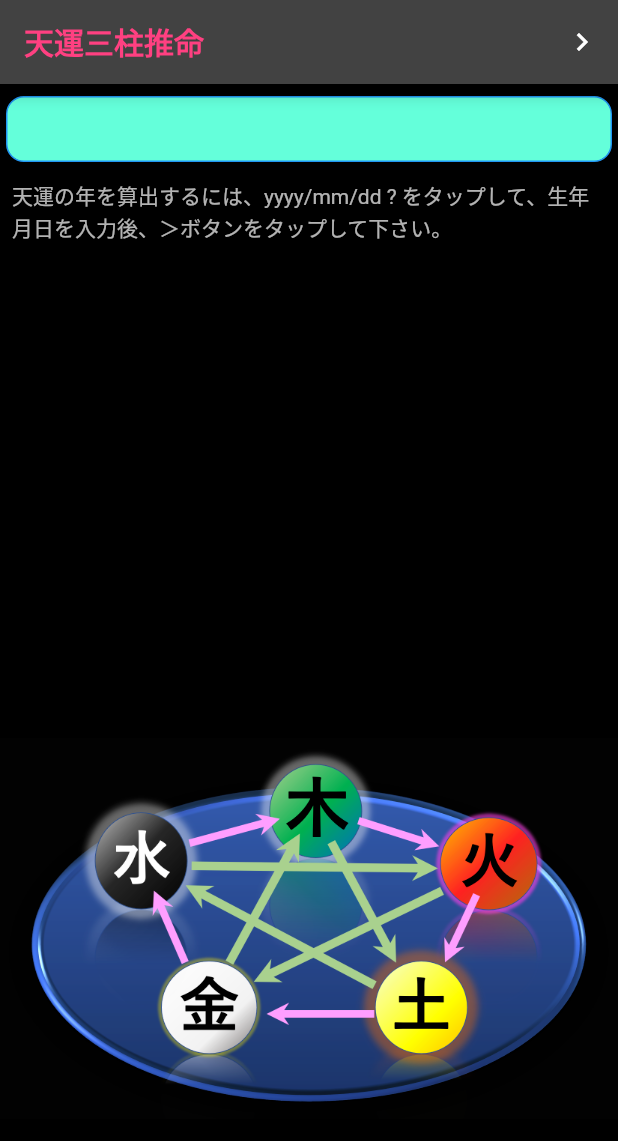
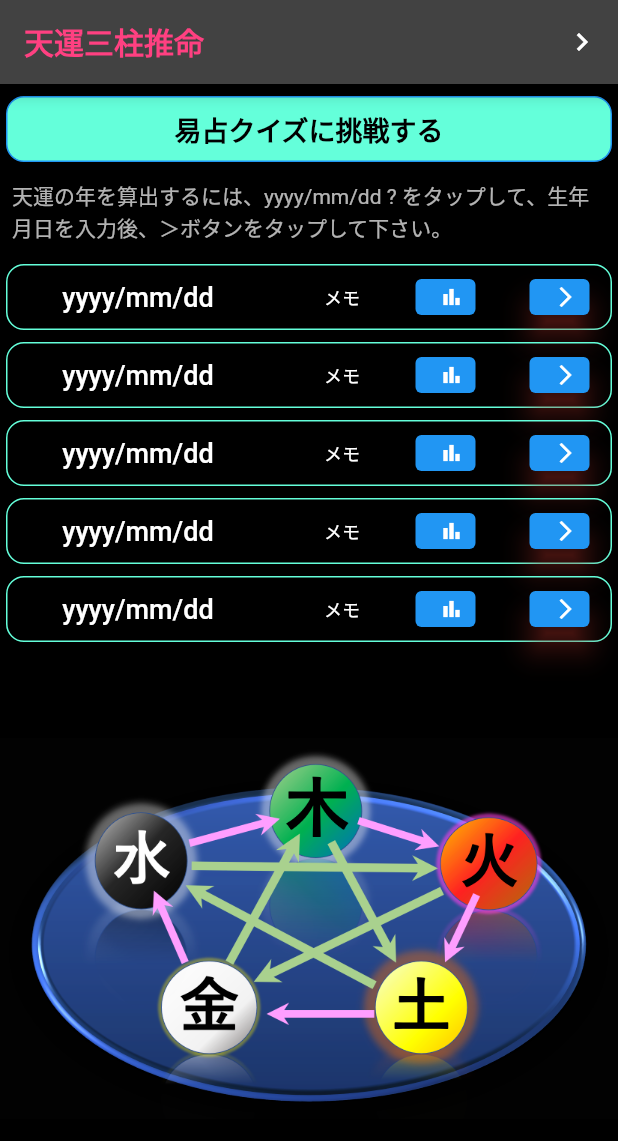
Before and after one commit to okatoku331/sanchu4, a Flutter app: the screen it shows after launch, on a phone screen of 412 x 824 dp. Shown: the top 1141 px of the screen. Run offline on Flutter 3.47's test engine with Material 2 defaults, Android fonts, the light colour scheme and no system bars.

Commit message:
第5版　ホームページUIを作成（2022.6.20 20:58)

```diff
--- a/lib/main.dart
+++ b/lib/main.dart
@@ -53,13 +53,12 @@ class _MyHomePageState extends State<MyHomePage> {
             icon: const Icon(Icons.navigate_next),
             tooltip: 'Next page',
             onPressed: () {
-              //TODO
+              //ToDo アップデート情報ページに飛ぶ
             },
           ),
         ],
       ),
-      body: Container(
-        child: Center(
+      body: Center(
         child: Column(
           mainAxisAlignment: MainAxisAlignment.start,
           children: [
@@ -77,11 +76,29 @@ class _MyHomePageState extends State<MyHomePage> {
                       color: Colors.blue,
                       width: 1.0,
                     )),
+                child: Row(
+                  mainAxisAlignment: MainAxisAlignment.center,
+                  children: [
+                    TextButton(
+                      onPressed: () {
+                        //Todo　易占クイズにページに飛ぶ
+                      },
+                      child: const Text(
+                        '易占クイズに挑戦する',
+                        style: TextStyle(
+                          fontSize: 18,
+                          color: Colors.black,
+                          fontWeight: FontWeight.bold,
                         ),
                       ),
-              Container(
+                    )
+                  ],
+                ),
+              ),
+            ),
+            const SizedBox(
               height: 60,
-                child: const Padding(
+              child: Padding(
                 padding: EdgeInsets.all(8.0),
                 child: Text(
                   '天運の年を算出するには、yyyy/mm/dd ? をタップして、生年月日を入力後、＞ボタンをタップして下さい。',
@@ -95,7 +112,99 @@ class _MyHomePageState extends State<MyHomePage> {
             ),
             SizedBox(
               height: 280,
-                child: Container(),
+              child: ListView.builder(
+                itemCount: 5,
+                itemBuilder: (BuildContext context, int index) {
+                  return Padding(
+                    padding: const EdgeInsets.all(4.0),
+                    child: Container(
+                      height: 44,
+                      decoration: BoxDecoration(
+                        borderRadius: BorderRadius.circular(12),
+                        border: Border.all(
+                          color: Colors.tealAccent,
+                          width: 1,
+                        ),
+                      ),
+                      child: Row(
+                        mainAxisAlignment: MainAxisAlignment.spaceBetween,
+                        crossAxisAlignment: CrossAxisAlignment.center,
+                        children: [
+                          SizedBox(
+                              height: 44,
+                              width: 174,
+                              child: TextButton(
+                                child: const Text(
+                                  'yyyy/mm/dd',
+                                  style: TextStyle(
+                                    color: Colors.white,
+                                    fontSize: 18,
+                                  ),
+                                ),
+                                onPressed: () {
+                                  //ToDo　生年月日入力画面に飛ぶ
+                                },
+                              )),
+                          SizedBox(
+                            width: 70,
+                            child: TextButton(
+                              child: const Text(
+                                'メモ',
+                                style: TextStyle(
+                                  color: Colors.white,
+                                  fontSize: 12,
+                                ),
+                              ),
+                              onPressed: () {
+                                //ToDo　メモ入力画面に飛ぶ
+                              },
+                            ),
+                          ),
+                          SizedBox(
+                            height: 24,
+                            width: 40,
+                            child: ElevatedButton(
+                              style: ElevatedButton.styleFrom(
+                                primary: Colors.blue,
+                                elevation: 0,
+                                shadowColor: Colors.red,
+                              ),
+                              child: const Icon(Icons.bar_chart, size: 16),
+                              onPressed: () {
+                                //ToDo　今日の運勢画面に飛ぶ
+                              },
+                            ),
+                          ),
+                          const SizedBox(
+                            width: 8,
+                          ),
+                          SizedBox(
+                            height: 24,
+                            width: 40,
+                            child: ElevatedButton(
+                              style: ElevatedButton.styleFrom(
+                                primary: Colors.blue,
+                                elevation: 8,
+                                shadowColor: Colors.red,
+                              ),
+                              child: const Icon(
+                                Icons.arrow_forward_ios,
+                                size: 16,
+                              ),
+                              onPressed: () {
+                                //ToDo　出力画面に飛ぶ
+                              },
+                            ),
+                          ),
+                          const SizedBox(
+                            width: 0,
+                          ),
+                        ],
+                      ),
+                    ),
+                  );
+                },
+              ),
             ),
             Expanded(flex: 2, child: Image.asset('images/main/gogyou1.png')),
             Container(
@@ -108,7 +217,6 @@ class _MyHomePageState extends State<MyHomePage> {
           ],
         ),
       ),
-      ),
     );
   }
 }
```
Also changed, not shown: 1 other file. Lines whose indentation alone changed are shown as unchanged.
